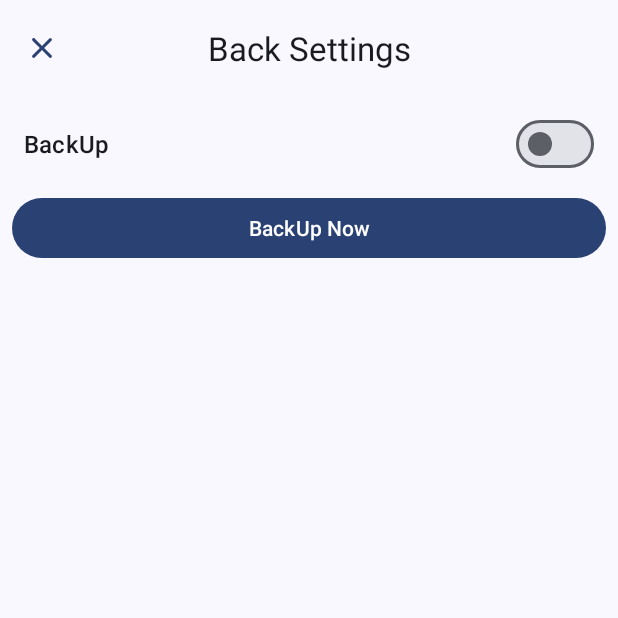
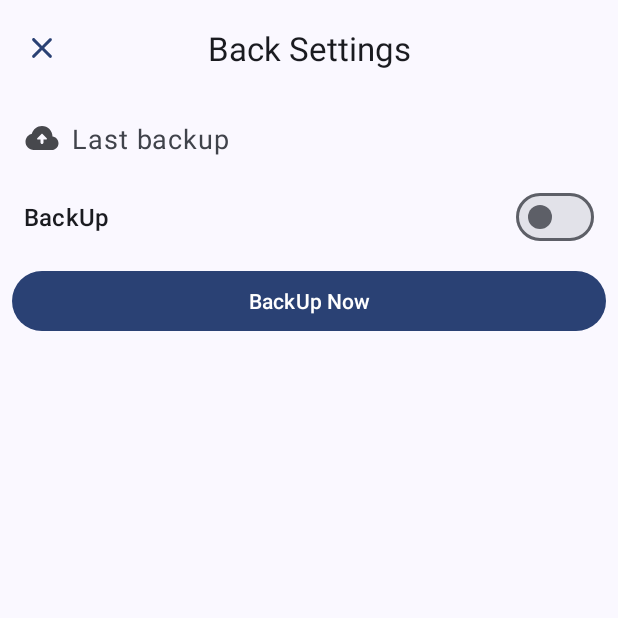
Before and after one commit to aiyu-ayaan/LinkSaver, an Android app: the fragment BackUpFragment shown on its own in the app's theme, on a phone screen of 412 x 824 dp, the top half of it. Run offline under Robolectric (Android 15) with nearby library versions, the phone set to English and light mode, and no system bars; our stand-ins replace Dagger/Hilt's generated code, sdp/ssp sizes; libraries missing offline, so code that uses them is left out: android.viewbinding.library; 7 statements that could not run were skipped.

Commit message:
* File Update is also working

```diff
--- a/app/src/main/java/com/atech/linksaver/LinkSaver.kt
+++ b/app/src/main/java/com/atech/linksaver/LinkSaver.kt
@@ -2,7 +2,7 @@ package com.atech.linksaver
 
 import android.app.Application
 import androidx.work.Configuration
-import com.atech.linksaver.work_manager.LoadWorkMangerFactory
+import com.atech.linksaver.work_manager.load_image.LoadWorkMangerFactory
 import com.google.android.material.color.DynamicColors
 import dagger.hilt.android.HiltAndroidApp
 import javax.inject.Inject
--- a/app/src/main/java/com/atech/linksaver/ui/main_activity/MainActivity.kt
+++ b/app/src/main/java/com/atech/linksaver/ui/main_activity/MainActivity.kt
@@ -15,7 +15,7 @@ import com.atech.core.data.use_cases.LinkUseCases
 import com.atech.linksaver.NavHostDirections
 import com.atech.linksaver.R
 import com.atech.linksaver.databinding.ActivityMainBinding
-import com.atech.linksaver.work_manager.LoadImageManager
+import com.atech.linksaver.work_manager.load_image.LoadImageManager
 import dagger.hilt.android.AndroidEntryPoint
 import java.time.Duration
 import java.util.concurrent.TimeUnit
--- /dev/null
+++ b/app/src/main/java/com/atech/linksaver/work_manager/backup/BackupWorkManger.kt
@@ -0,0 +1,4 @@
+package com.atech.linksaver.work_manager.backup
+
+class BackupWorkManger {
+}
--- a/app/src/main/java/com/atech/linksaver/work_manager/LoadImageManager.kt
+++ b/app/src/main/java/com/atech/linksaver/work_manager/load_image/LoadImageManager.kt
@@ -1,4 +1,4 @@
-package com.atech.linksaver.work_manager
+package com.atech.linksaver.work_manager.load_image
 
 import android.content.Context
 import android.util.Log
--- a/app/src/main/java/com/atech/linksaver/work_manager/LoadWorkMangerFactory.kt
+++ b/app/src/main/java/com/atech/linksaver/work_manager/load_image/LoadWorkMangerFactory.kt
@@ -1,4 +1,4 @@
-package com.atech.linksaver.work_manager
+package com.atech.linksaver.work_manager.load_image
 
 import android.content.Context
 import androidx.work.ListenableWorker
--- /dev/null
+++ b/app/src/main/res/color/caption_color.xml
@@ -0,0 +1,4 @@
+<?xml version="1.0" encoding="utf-8"?>
+<selector xmlns:android="http://schemas.android.com/apk/res/android">
+    <item android:color="?attr/colorOnSurface"  android:alpha="0.80"/>
+</selector>
--- a/app/src/main/res/layout/fragment_backup.xml
+++ b/app/src/main/res/layout/fragment_backup.xml
@@ -15,11 +15,26 @@
         app:title="@string/back_up_settings"
         app:titleCentered="true" />
 
+    <TextView
+        android:id="@+id/tv_backup"
+        android:layout_width="match_parent"
+        android:layout_height="wrap_content"
+        android:layout_below="@id/toolbar"
+        android:layout_marginHorizontal="@dimen/grid_1"
+        android:layout_marginTop="@dimen/grid_1"
+        android:drawablePadding="@dimen/grid_1"
+        android:padding="@dimen/grid_1"
+        android:text="@string/last_backup"
+        android:textAppearance="?attr/textAppearanceCaption"
+        android:textSize="18sp"
+        app:drawableStartCompat="@drawable/round_backup_24"
+        app:drawableTint="@color/caption_color" />
+
     <com.google.android.material.materialswitch.MaterialSwitch
         android:id="@+id/switch_backup"
         android:layout_width="match_parent"
         android:layout_height="wrap_content"
-        android:layout_below="@id/toolbar"
+        android:layout_below="@id/tv_backup"
         android:layout_marginHorizontal="@dimen/grid_1"
         android:layout_marginTop="@dimen/grid_1"
         android:padding="@dimen/grid_1"
--- a/app/src/main/res/values/strings.xml
+++ b/app/src/main/res/values/strings.xml
@@ -42,4 +42,5 @@
     <string name="back_up">BackUp</string>
     <string name="back_up_settings">Back Settings</string>
     <string name="back_up_now">BackUp Now</string>
+    <string name="last_backup">Last backup</string>
 </resources>
--- a/backup/src/main/java/com/atech/backup/login/UserModelModel.kt
+++ b/backup/src/main/java/com/atech/backup/login/UserModelModel.kt
@@ -11,7 +11,8 @@ data class UserModelModel(
     val mail: String,
     val name: String,
     val profileImage: String,
-    val backUpFolderPath: String? = null,
+    val backUpFolderId: String? = null,
+    var backUpFileId: String? = null,
     val created: Long = System.currentTimeMillis(),
 ) : Parcelable
 
@@ -22,6 +23,7 @@ data class GetUserModel(
     val mail: String? = null,
     val name: String? = null,
     val profileImage: String? = null,
-    val backUpFolderPath: String? = null,
+    val backUpFolderId: String? = null,
+    var backUpFileId: String? = null,
     val created: Long? = null,
 ) : Parcelable
--- a/backup/src/main/java/com/atech/backup/utils/Prefs.kt
+++ b/backup/src/main/java/com/atech/backup/utils/Prefs.kt
@@ -2,3 +2,5 @@ package com.atech.backup.utils
 
 
 const val KEY_BACK_UP_FOLDER_ID = "back_up_folder_id"
+const val KEY_BACK_UP_FILE_ID = "back_up_file_id"
+const val KEY_LAST_BACK_UP_TIME = "last_back_up_time"
```
Also changed, not shown: app/src/main/java/com/atech/linksaver/ui/fragment/backup/BackUpFragment.kt (+43 -4 lines), app/src/main/java/com/atech/linksaver/ui/fragment/backup/BackUpViewModel.kt (+26 -3 lines), backup/src/main/java/com/atech/backup/backup/LinkSaverDriveManager.kt (+44 -6 lines), backup/src/main/java/com/atech/backup/login/LogInRepository.kt (+12 -2 lines).
